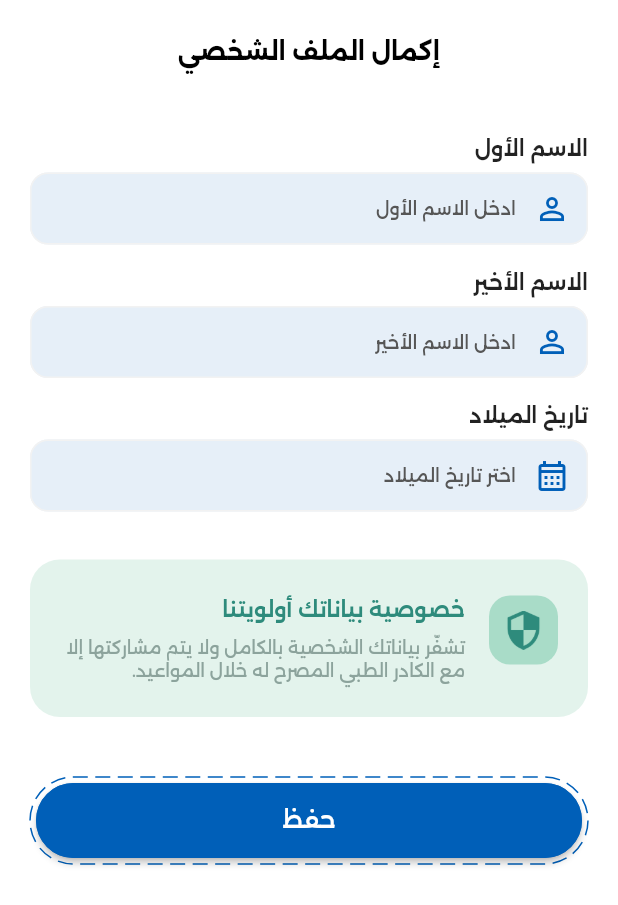
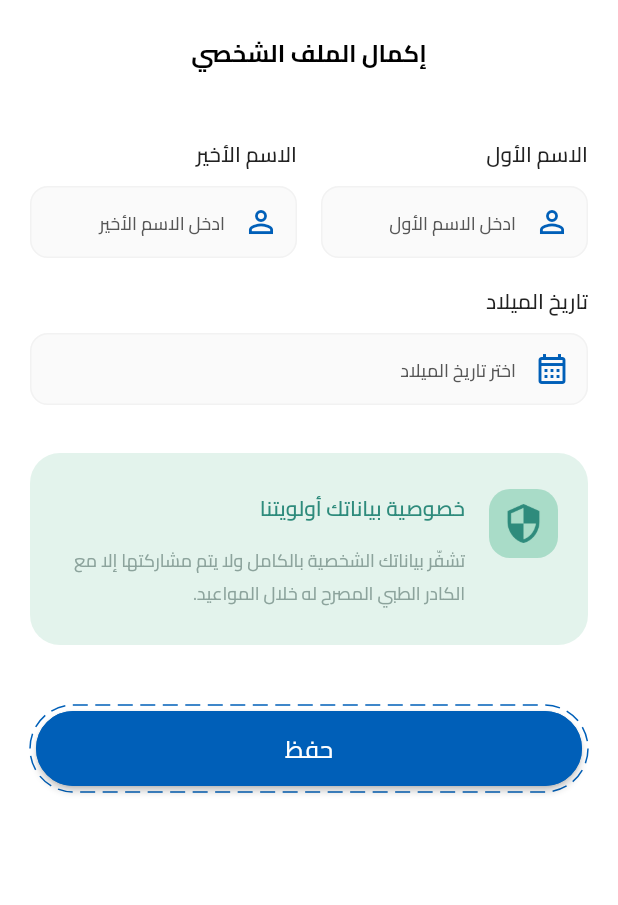
Before and after one commit to mohammedhossam95/AlHakim, a Flutter app: the CompleteProfileRegisterScreen screen opened by its route, on a phone screen of 412 x 824 dp. Shown: the top 905 px of the screen. Run offline on Flutter 3.47's test engine with Material 3 defaults, Android fonts, the light colour scheme and no system bars; drawn by our look-alikes of dotted_border; our stand-ins replace animate_do, auto_size_text, bloc, cached_network_image, carousel_slider, country_picker and 25 more; missing offline and left inert: phone_numbers_parser; accounts and stored records are empty; network calls fail; project files that could hold a hidden picture were left out.

Commit message:
arabic and english font

```diff
--- a/lib/app.dart
+++ b/lib/app.dart
@@ -14,6 +14,7 @@
 import 'config/routes/navigator_observer.dart';
 import 'config/themes/app_theme.dart';
 import 'core/utils/app_strings.dart';
+import 'core/utils/values/text_styles.dart';
 import 'features/language/language_injection.dart';
 import 'features/language/presentation/cubit/locale_cubit/locale_cubit.dart';
 
@@ -75,6 +76,7 @@
         },
         builder: (context, state) {
           log('LocaleCubit state: ${state.locale.languageCode}');
+          TextStyles.updateForLocale(state.locale.languageCode);
           return LayoutBuilder(
             builder: (context, constrants) {
               return ScreenUtilInit(
@@ -87,7 +89,7 @@
                     title: AppStrings.appName,
                     locale: state.locale,
                     debugShowCheckedModeBanner: false,
-                    theme: getAppTheme(context),
+                    theme: getAppTheme(state.locale.languageCode),
                     themeMode: ThemeMode.light,
                     routerDelegate: Routes.router.routerDelegate,
                     routeInformationParser:
--- a/lib/core/utils/values/fonts.dart
+++ b/lib/core/utils/values/fonts.dart
@@ -1,4 +1,8 @@
 abstract class Fonts {
-  static const String primary = 'Alexandria';
-  static const String secondary = 'Almarai';
+  static const String cairo = 'Cairo';
+  static const String inter = 'Inter';
+
+  static String forLocale(String languageCode) {
+    return languageCode == 'ar' ? cairo : inter;
+  }
 }
--- a/lib/core/utils/values/text_styles.dart
+++ b/lib/core/utils/values/text_styles.dart
@@ -1,12 +1,14 @@
-// ignore_for_file: prefer_final_fields
-
 import 'package:flutter/material.dart';
 import 'package:flutter_screenutil/flutter_screenutil.dart';
 
 import 'fonts.dart';
 
 abstract class TextStyles {
-  static String _font = Fonts.primary;
+  static String _font = Fonts.inter;
+
+  static void updateForLocale(String languageCode) {
+    _font = Fonts.forLocale(languageCode);
+  }
 
   //region:: Light
   static TextStyle light12({Color? color}) => TextStyle(
--- a/lib/core/widgets/defult_text_field.dart
+++ b/lib/core/widgets/defult_text_field.dart
@@ -113,7 +113,7 @@
                 child: Icon(prefix, size: 16, color: Colors.grey),
               )
             : null,
-        fillColor: backgroundColor ?? colors.main.withValues(alpha: 0.09),
+        fillColor: backgroundColor ?? colors.lightBackGroundColor,
         filled: true,
         enabledBorder: OutlineInputBorder(
           borderRadius: BorderRadius.all(Radius.circular(radius ?? 12.r)),
--- a/lib/features/auth/presentation/screen/complete_profile_screen.dart
+++ b/lib/features/auth/presentation/screen/complete_profile_screen.dart
@@ -122,23 +122,42 @@
                 crossAxisAlignment: CrossAxisAlignment.start,
                 children: [
                   /// First Name
-                  Text("first_name".tr, style: TextStyles.semiBold14()),
-
+                  Row(
+                    children: [
+                      Expanded(
+                        child: Column(
+                          crossAxisAlignment: CrossAxisAlignment.start,
+                          children: [
+                            Text(
+                              "first_name".tr,
+                              style: TextStyles.semiBold14(),
+                            ),
                             Gaps.vGap8,
 
                             MyTextFormField(
                               controller: firstNameController,
                               focusNode: firstNameFocus,
                               hintText: "enter_first_name".tr,
+
                               // validatorType: ValidatorType.name,
-                    backgroundColor: colors.main.withValues(alpha: .1),
-                    prefixIcon: Icon(Icons.person_outline, color: colors.main),
+                              prefixIcon: Icon(
+                                Icons.person_outline,
+                                color: colors.main,
                               ),
-
-                  Gaps.vGap16,
-
+                            ),
+                          ],
+                        ),
+                      ),
+                      Gaps.hGap16,
+                      Expanded(
+                        child: Column(
+                          crossAxisAlignment: CrossAxisAlignment.start,
+                          children: [
                             /// Last Name
-                  Text("last_name".tr, style: TextStyles.semiBold14()),
+                            Text(
+                              "last_name".tr,
+                              style: TextStyles.semiBold14(),
+                            ),
 
                             Gaps.vGap8,
 
@@ -147,8 +166,16 @@
                               focusNode: lastNameFocus,
                               hintText: "enter_last_name".tr,
                               // validatorType: ValidatorType.name,
-                    backgroundColor: colors.main.withValues(alpha: .1),
-                    prefixIcon: Icon(Icons.person_outline, color: colors.main),
+                              // backgroundColor: colors.main.withValues(alpha: .1),
+                              prefixIcon: Icon(
+                                Icons.person_outline,
+                                color: colors.main,
+                              ),
+                            ),
+                          ],
+                        ),
+                      ),
+                    ],
                   ),
 
                   Gaps.vGap16,
@@ -163,7 +190,7 @@
                     focusNode: birthDateFocus,
                     readOnly: true,
                     hintText: "select_birth_date".tr,
-                    backgroundColor: colors.main.withValues(alpha: .1),
+                    // backgroundColor: colors.main.withValues(alpha: .1),
                     prefixIcon: Icon(
                       Icons.calendar_month_outlined,
                       color: colors.main,
```
Also changed, not shown: lib/config/themes/app_theme.dart (+7 -5 lines), lib/features/specialities/presentation/screens/specialities_screen.dart (+5 -8 lines), pubspec.yaml (+31 -7 lines), assets/fonts/Inter/Inter_18pt-Black.ttf (added), assets/fonts/Inter/Inter_18pt-Bold.ttf (added), assets/fonts/Inter/Inter_18pt-ExtraBold.ttf (added), assets/fonts/Inter/Inter_18pt-ExtraLight.ttf (added), assets/fonts/Inter/Inter_18pt-Light.ttf (added), assets/fonts/Inter/Inter_18pt-Medium.ttf (added), assets/fonts/Inter/Inter_18pt-Regular.ttf (added), assets/fonts/Inter/Inter_18pt-SemiBold.ttf (added). Lines whose indentation alone changed are shown as unchanged.
